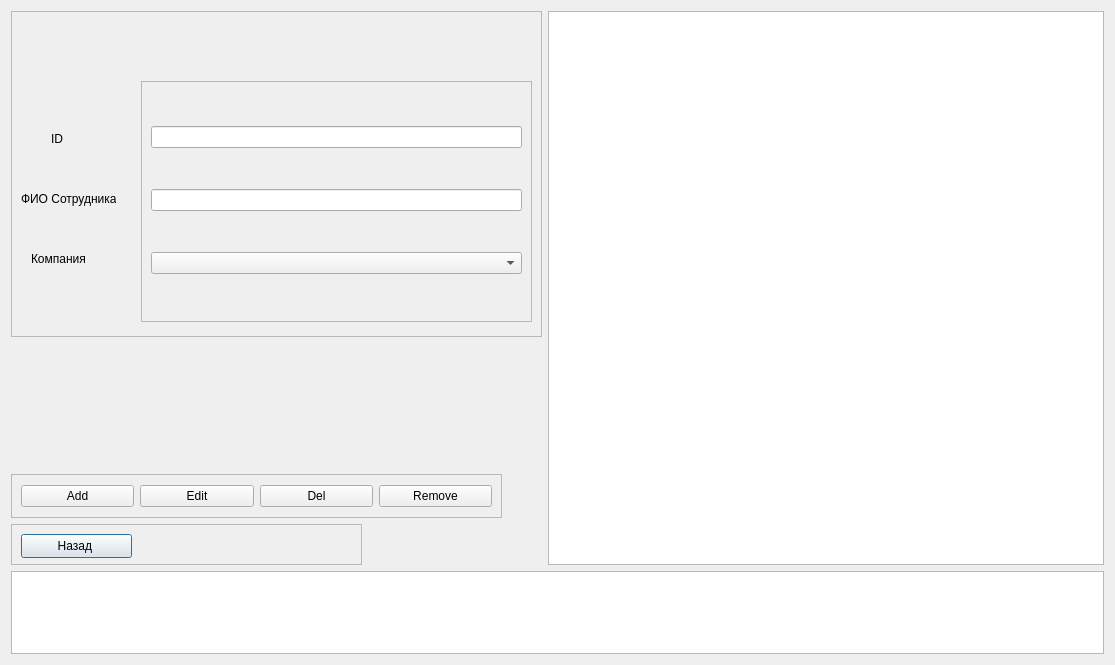
Sushakkk/Course-work-DB, file course2/employee.ui: the form before one commit.
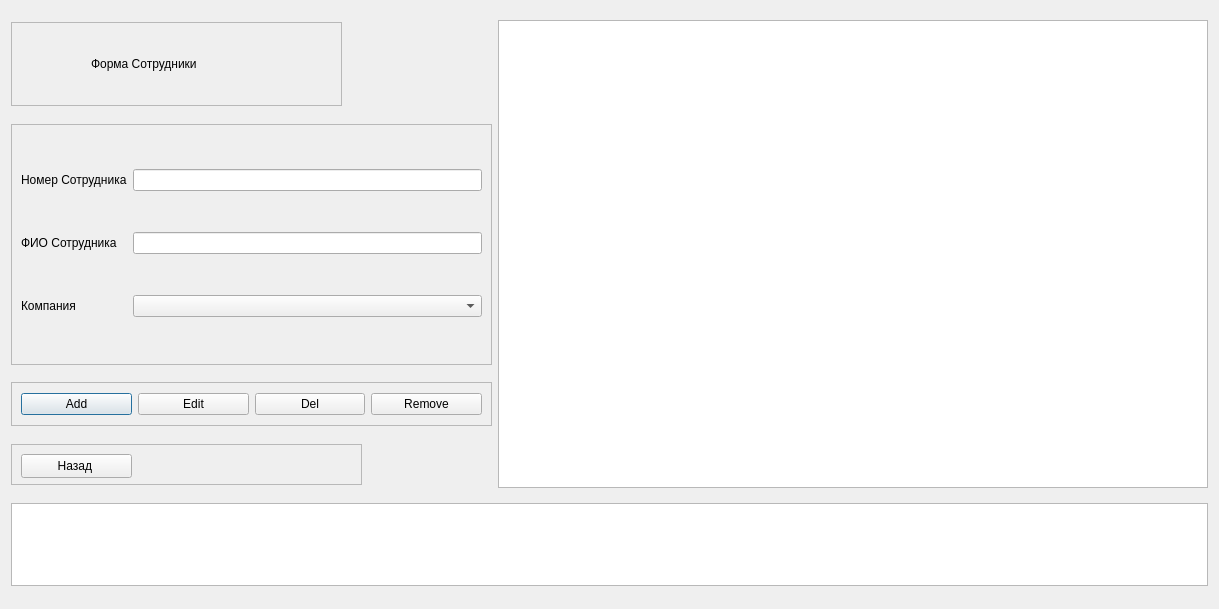
The form after the commit. Icons and pictures are not drawn.

```diff
--- a/course2/employee.ui
+++ b/course2/employee.ui
@@ -6,14 +6,170 @@
    <rect>
     <x>0</x>
     <y>0</y>
-    <width>1115</width>
-    <height>665</height>
+    <width>1219</width>
+    <height>609</height>
    </rect>
   </property>
   <property name="windowTitle">
    <string>Dialog</string>
   </property>
-  <layout class="QGridLayout" name="gridLayout_2">
+  <layout class="QGridLayout" name="gridLayout_3">
+   <item row="0" column="0">
+    <widget class="QFrame" name="frame_title_Form">
+     <property name="minimumSize">
+      <size>
+       <width>331</width>
+       <height>84</height>
+      </size>
+     </property>
+     <property name="maximumSize">
+      <size>
+       <width>331</width>
+       <height>84</height>
+      </size>
+     </property>
+     <property name="frameShape">
+      <enum>QFrame::StyledPanel</enum>
+     </property>
+     <property name="frameShadow">
+      <enum>QFrame::Raised</enum>
+     </property>
+     <layout class="QGridLayout" name="gridLayout_2">
+      <item row="0" column="0">
+       <widget class="QLabel" name="ImgReport_2">
+        <property name="text">
+         <string/>
+        </property>
+        <property name="pixmap">
+         <pixmap resource="Recource.qrc">:/rec/img/Form.png</pixmap>
+        </property>
+       </widget>
+      </item>
+      <item row="0" column="1">
+       <widget class="QLabel" name="lbReport_2">
+        <property name="minimumSize">
+         <size>
+          <width>241</width>
+          <height>64</height>
+         </size>
+        </property>
+        <property name="maximumSize">
+         <size>
+          <width>241</width>
+          <height>64</height>
+         </size>
+        </property>
+        <property name="styleSheet">
+         <string notr="true">font: 20pt &quot;Segoe UI&quot;;</string>
+        </property>
+        <property name="text">
+         <string>Форма Сотрудники</string>
+        </property>
+       </widget>
+      </item>
+     </layout>
+    </widget>
+   </item>
+   <item row="1" column="0">
+    <widget class="QFrame" name="frame_2">
+     <property name="minimumSize">
+      <size>
+       <width>481</width>
+       <height>241</height>
+      </size>
+     </property>
+     <property name="maximumSize">
+      <size>
+       <width>481</width>
+       <height>241</height>
+      </size>
+     </property>
+     <property name="frameShape">
+      <enum>QFrame::StyledPanel</enum>
+     </property>
+     <property name="frameShadow">
+      <enum>QFrame::Raised</enum>
+     </property>
+     <layout class="QGridLayout" name="gridLayout">
+      <item row="0" column="1">
+       <widget class="QLineEdit" name="leID"/>
+      </item>
+      <item row="2" column="1">
+       <widget class="QComboBox" name="cB_company"/>
+      </item>
+      <item row="1" column="1">
+       <widget class="QLineEdit" name="leFio_emp"/>
+      </item>
+      <item row="0" column="0">
+       <widget class="QLabel" name="lbID_2">
+        <property name="text">
+         <string>Номер Сотрудника</string>
+        </property>
+       </widget>
+      </item>
+      <item row="1" column="0">
+       <widget class="QLabel" name="lbName_2">
+        <property name="text">
+         <string>ФИО Сотрудника</string>
+        </property>
+       </widget>
+      </item>
+      <item row="2" column="0">
+       <widget class="QLabel" name="lbINN_2">
+        <property name="text">
+         <string>Компания</string>
+        </property>
+       </widget>
+      </item>
+     </layout>
+    </widget>
+   </item>
+   <item row="2" column="0">
+    <widget class="QFrame" name="frame_3">
+     <property name="maximumSize">
+      <size>
+       <width>491</width>
+       <height>44</height>
+      </size>
+     </property>
+     <property name="frameShape">
+      <enum>QFrame::StyledPanel</enum>
+     </property>
+     <property name="frameShadow">
+      <enum>QFrame::Raised</enum>
+     </property>
+     <layout class="QHBoxLayout" name="horizontalLayout">
+      <item>
+       <widget class="QPushButton" name="btnAdd_2">
+        <property name="text">
+         <string>Add</string>
+        </property>
+       </widget>
+      </item>
+      <item>
+       <widget class="QPushButton" name="btnEdit_2">
+        <property name="text">
+         <string>Edit</string>
+        </property>
+       </widget>
+      </item>
+      <item>
+       <widget class="QPushButton" name="btnDel_2">
+        <property name="text">
+         <string>Del</string>
+        </property>
+       </widget>
+      </item>
+      <item>
+       <widget class="QPushButton" name="btnRemove_2">
+        <property name="text">
+         <string>Remove</string>
+        </property>
+       </widget>
+      </item>
+     </layout>
+    </widget>
+   </item>
    <item row="3" column="0">
     <widget class="QFrame" name="frame_4">
      <property name="minimumSize">
@@ -49,110 +205,6 @@
      </widget>
     </widget>
    </item>
-   <item row="0" column="1" rowspan="4">
-    <widget class="QTableWidget" name="twOrg">
-     <property name="minimumSize">
-      <size>
-       <width>541</width>
-       <height>441</height>
-      </size>
-     </property>
-    </widget>
-   </item>
-   <item row="0" column="0">
-    <widget class="QFrame" name="frame">
-     <property name="minimumSize">
-      <size>
-       <width>531</width>
-       <height>326</height>
-      </size>
-     </property>
-     <property name="maximumSize">
-      <size>
-       <width>531</width>
-       <height>326</height>
-      </size>
-     </property>
-     <property name="frameShape">
-      <enum>QFrame::StyledPanel</enum>
-     </property>
-     <property name="frameShadow">
-      <enum>QFrame::Raised</enum>
-     </property>
-     <widget class="QLabel" name="lbINN_2">
-      <property name="geometry">
-       <rect>
-        <x>20</x>
-        <y>240</y>
-        <width>56</width>
-        <height>16</height>
-       </rect>
-      </property>
-      <property name="text">
-       <string>Компания</string>
-      </property>
-     </widget>
-     <widget class="QLabel" name="lbName_2">
-      <property name="geometry">
-       <rect>
-        <x>10</x>
-        <y>180</y>
-        <width>95</width>
-        <height>16</height>
-       </rect>
-      </property>
-      <property name="text">
-       <string>ФИО Сотрудника</string>
-      </property>
-     </widget>
-     <widget class="QLabel" name="lbID_2">
-      <property name="geometry">
-       <rect>
-        <x>40</x>
-        <y>120</y>
-        <width>16</width>
-        <height>16</height>
-       </rect>
-      </property>
-      <property name="maximumSize">
-       <size>
-        <width>16</width>
-        <height>16</height>
-       </size>
-      </property>
-      <property name="text">
-       <string>ID</string>
-      </property>
-     </widget>
-     <widget class="QFrame" name="frame_2">
-      <property name="geometry">
-       <rect>
-        <x>130</x>
-        <y>70</y>
-        <width>391</width>
-        <height>241</height>
-       </rect>
-      </property>
-      <property name="frameShape">
-       <enum>QFrame::StyledPanel</enum>
-      </property>
-      <property name="frameShadow">
-       <enum>QFrame::Raised</enum>
-      </property>
-      <layout class="QGridLayout" name="gridLayout">
-       <item row="0" column="0">
-        <widget class="QLineEdit" name="leID"/>
-       </item>
-       <item row="1" column="0">
-        <widget class="QLineEdit" name="leFio_emp"/>
-       </item>
-       <item row="2" column="0">
-        <widget class="QComboBox" name="cB_company"/>
-       </item>
-      </layout>
-     </widget>
-    </widget>
-   </item>
    <item row="4" column="0" colspan="2">
     <widget class="QTextEdit" name="teResult">
      <property name="sizePolicy">
@@ -172,50 +224,14 @@
      </property>
     </widget>
    </item>
-   <item row="2" column="0">
-    <widget class="QFrame" name="frame_3">
-     <property name="maximumSize">
+   <item row="0" column="1" rowspan="4">
+    <widget class="QTableWidget" name="twOrg">
+     <property name="minimumSize">
       <size>
-       <width>491</width>
-       <height>44</height>
+       <width>541</width>
+       <height>441</height>
       </size>
      </property>
-     <property name="frameShape">
-      <enum>QFrame::StyledPanel</enum>
-     </property>
-     <property name="frameShadow">
-      <enum>QFrame::Raised</enum>
-     </property>
-     <layout class="QHBoxLayout" name="horizontalLayout">
-      <item>
-       <widget class="QPushButton" name="btnAdd_2">
-        <property name="text">
-         <string>Add</string>
-        </property>
-       </widget>
-      </item>
-      <item>
-       <widget class="QPushButton" name="btnEdit_2">
-        <property name="text">
-         <string>Edit</string>
-        </property>
-       </widget>
-      </item>
-      <item>
-       <widget class="QPushButton" name="btnDel_2">
-        <property name="text">
-         <string>Del</string>
-        </property>
-       </widget>
-      </item>
-      <item>
-       <widget class="QPushButton" name="btnRemove_2">
-        <property name="text">
-         <string>Remove</string>
-        </property>
-       </widget>
-      </item>
-     </layout>
     </widget>
    </item>
   </layout>
```
Left out of the diff: 4 changed lines with no effect on the pictures.
